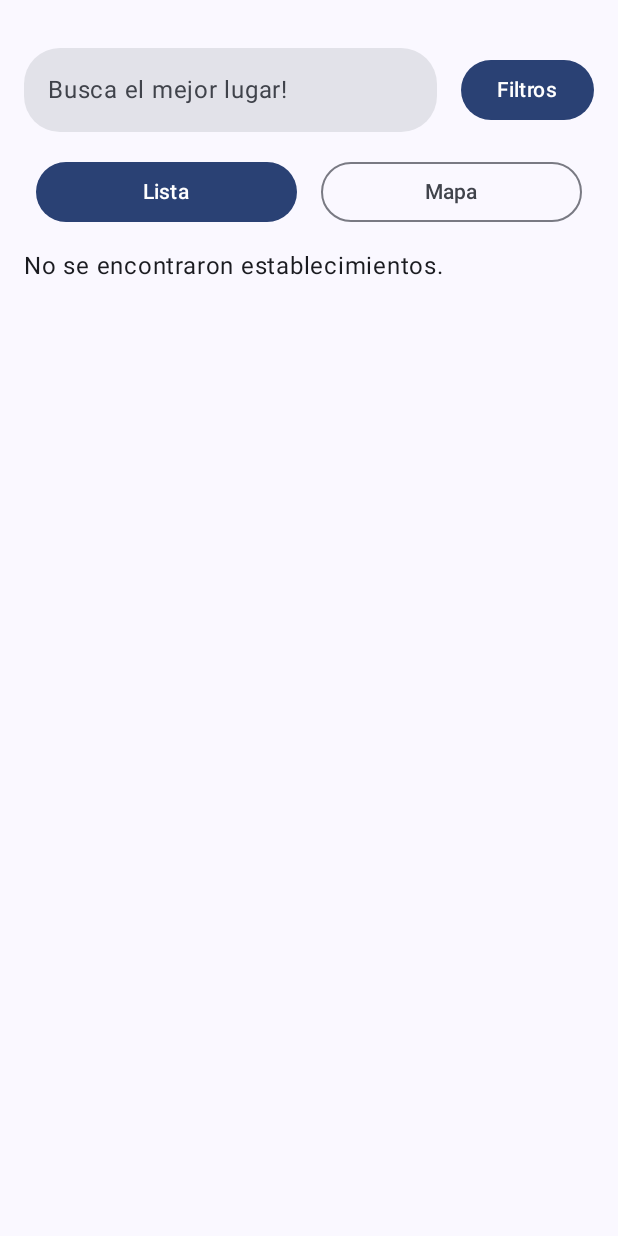
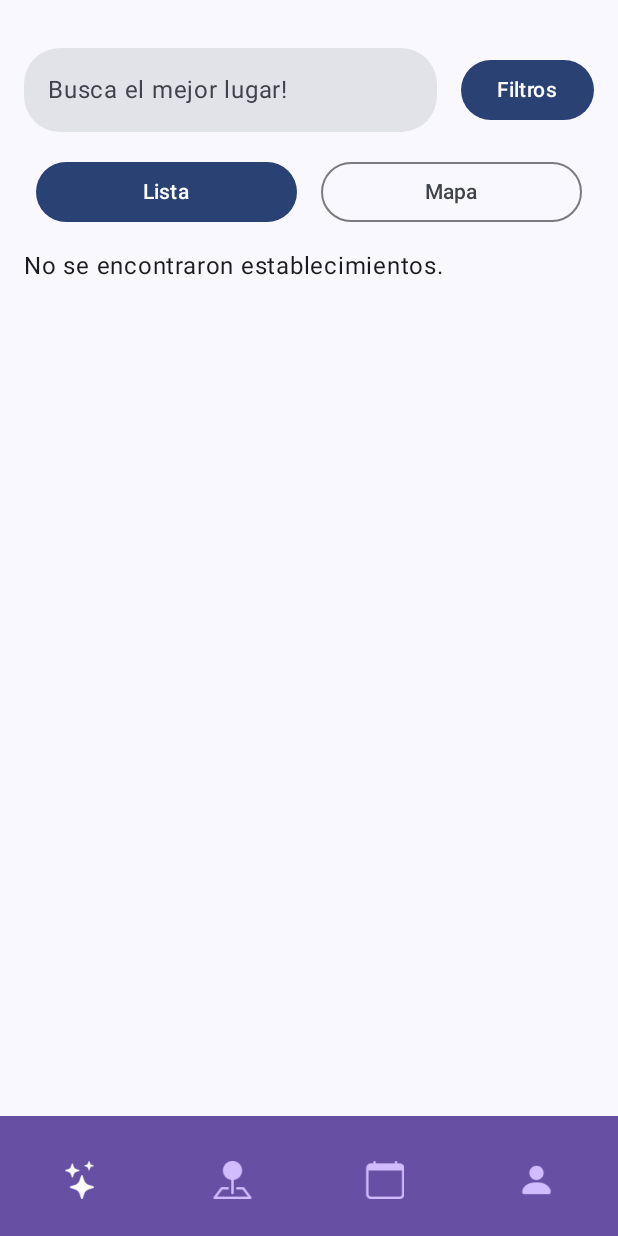
Before and after one commit to Santiago0212004/UniStyle, an Android app built with Jetpack Compose: the MyNavigationBar screen opened through its navigation route, on a phone screen of 412 x 824 dp. Run offline under Robolectric (Android 15) with nearby library versions, the phone set to English and light mode, and no system bars; our stand-ins replace Firebase (no records; nobody signed in at launch, a user with empty details on screens opened directly), livedata-compose.

Commit message:
Se añadio una barra de navegacion

```diff
--- a/app/build.gradle.kts
+++ b/app/build.gradle.kts
@@ -76,4 +76,5 @@ dependencies {
     debugImplementation(libs.ui.tooling)
     debugImplementation(libs.ui.test.manifest)
 
+    implementation("androidx.navigation:navigation-compose:2.7.6")
 }
--- /dev/null
+++ b/app/src/main/java/com/example/unistylejc/BottonBarScreen.kt
@@ -0,0 +1,8 @@
+package com.example.unistylejc
+
+sealed class BottonBarScreen (val screen: String){
+    data object CustomerDiscover: BottonBarScreen("CustomerDiscoverScreen")
+    data object CustomerReservation: BottonBarScreen( "MainCustomerScreen")
+    data object ReservationCalendar: BottonBarScreen("CustomerReservationCalendarScreen")
+    data object CustomerProfile: BottonBarScreen("CustomerProfileScreen")
+}
--- a/app/src/main/java/com/example/unistylejc/MainActivity.kt
+++ b/app/src/main/java/com/example/unistylejc/MainActivity.kt
@@ -5,20 +5,40 @@ import android.os.Bundle
 import androidx.activity.ComponentActivity
 import androidx.activity.compose.setContent
 import androidx.compose.foundation.layout.fillMaxSize
+import androidx.compose.foundation.layout.padding
+import androidx.compose.foundation.layout.size
+import androidx.compose.material.icons.Icons
+import androidx.compose.material.icons.filled.Home
+import androidx.compose.material.icons.filled.Search
+import androidx.compose.material3.BottomAppBar
+import androidx.compose.material3.Icon
+import androidx.compose.material3.IconButton
 import androidx.compose.material3.MaterialTheme
+import androidx.compose.material3.NavigationBar
+import androidx.compose.material3.Scaffold
 import androidx.compose.material3.Surface
 import androidx.compose.runtime.Composable
+import androidx.compose.runtime.mutableStateOf
+import androidx.compose.runtime.remember
 import androidx.compose.ui.Modifier
+import androidx.compose.ui.graphics.Color
+import androidx.compose.ui.platform.LocalContext
 import androidx.compose.ui.tooling.preview.Preview
+import androidx.compose.ui.unit.dp
 import androidx.navigation.NavHostController
 import androidx.navigation.compose.NavHost
 import androidx.navigation.compose.composable
 import androidx.navigation.compose.rememberNavController
+import com.example.unistylejc.screens.CustomerDiscoverScreen
+import com.example.unistylejc.screens.CustomerProfileScreen
+import com.example.unistylejc.screens.CustomerReservationCalendarScreen
 import com.example.unistylejc.screens.LoginScreen
 import com.example.unistylejc.screens.MainCustomerScreen
 import com.example.unistylejc.screens.MainWorkerScreen
 import com.example.unistylejc.screens.SignUpScreen
 import com.example.unistylejc.screens.UploadPictureScreen
+import com.example.unistylejc.screens.MyNavigationBar
+import com.example.unistylejc.ui.theme.Purple40
 import com.example.unistylejc.ui.theme.UniStyleJCTheme
 
 class MainActivity : ComponentActivity() {
@@ -42,7 +62,8 @@ fun App(navController: NavHostController = rememberNavController()){
     NavHost(navController = navController, startDestination = "login") {
         composable("login") { LoginScreen(navController) }
         composable("signup") { SignUpScreen(navController)}
-        composable("customer/main") { MainCustomerScreen(navController) }
+        composable("customer/main") { MyNavigationBar() }
+        //composable("customer/main") { MainCustomerScreen(navController) }
         composable("worker/main") { MainWorkerScreen(navController) }
         composable("uploadPicture") { UploadPictureScreen(navController) }
     }
--- /dev/null
+++ b/app/src/main/java/com/example/unistylejc/screens/MyNavigationBar.kt
@@ -0,0 +1,138 @@
+package com.example.unistylejc.screens
+
+import androidx.compose.foundation.Image
+import androidx.compose.foundation.layout.padding
+import androidx.compose.foundation.layout.size
+import androidx.compose.material3.BottomAppBar
+import androidx.compose.material3.IconButton
+import androidx.compose.material3.Scaffold
+import androidx.compose.runtime.Composable
+import androidx.compose.runtime.mutableStateOf
+import androidx.compose.runtime.remember
+import androidx.compose.ui.Modifier
+import androidx.compose.ui.graphics.Color
+import androidx.compose.ui.graphics.ColorFilter
+import androidx.compose.ui.platform.LocalContext
+import androidx.compose.ui.res.painterResource
+import androidx.compose.ui.unit.dp
+import androidx.navigation.compose.NavHost
+import androidx.navigation.compose.composable
+import androidx.navigation.compose.rememberNavController
+import com.example.unistylejc.BottonBarScreen
+import com.example.unistylejc.R
+import com.example.unistylejc.ui.theme.Purple40
+import com.example.unistylejc.ui.theme.Purple80
+
+@Composable
+fun MyNavigationBar(){
+
+    val navBarController = rememberNavController()
+    val contextNavBar = LocalContext.current.applicationContext
+    val stars = painterResource(R.drawable.stars)
+    val pinmap = painterResource(R.drawable.pinmap)
+    val calendar = painterResource(R.drawable.calendar)
+    val profile = painterResource(R.drawable.perfil)
+    val selected = remember { mutableStateOf(stars) }
+    Scaffold(
+        bottomBar = {
+            BottomAppBar(
+                containerColor = Purple40
+            ){
+                IconButton(
+                    onClick = {
+                        selected.value = stars
+                        navBarController.navigate(BottonBarScreen.CustomerDiscover.screen){
+                            popUpTo(0)
+                        }
+                    },
+                    modifier = Modifier.weight(1f)
+                ){
+                    Image(
+                        painter = stars,
+                        contentDescription = null,
+                        modifier = Modifier.size(26.dp),
+                        colorFilter = if(selected.value == stars){
+                            ColorFilter.tint(Color.White)
+                        }else{
+                            ColorFilter.tint(Purple80)
+                        }
+                    )
+                }
+
+                IconButton(
+                    onClick = {
+                        selected.value = pinmap
+                        navBarController.navigate(BottonBarScreen.CustomerReservation.screen){
+                            popUpTo(0)
+                        }
+                    },
+                    modifier = Modifier.weight(1f)
+                ){
+                    Image(
+                        painter = pinmap,
+                        contentDescription = null,
+                        modifier = Modifier.size(26.dp),
+                        colorFilter = if(selected.value == pinmap){
+                            ColorFilter.tint(Color.White)
+                        }else{
+                            ColorFilter.tint(Purple80)
+                        }
+                    )
+                }
+
+                IconButton(
+                    onClick = {
+                        selected.value = calendar
+                        navBarController.navigate(BottonBarScreen.ReservationCalendar.screen){
+                            popUpTo(0)
+                        }
+                    },
+                    modifier = Modifier.weight(1f)
+                ){
+                    Image(
+                        painter = calendar,
+                        contentDescription = null,
+                        modifier = Modifier.size(26.dp),
+                        colorFilter = if(selected.value == calendar){
+                            ColorFilter.tint(Color.White)
+                        }else{
+                            ColorFilter.tint(Purple80)
+                        }
+                    )
+                }
+
+                IconButton(
+                    onClick = {
+                        selected.value = profile
+                        navBarController.navigate(BottonBarScreen.CustomerProfile.screen){
+                            popUpTo(0)
+                        }
+                    },
+                    modifier = Modifier.weight(1f)
+                ){
+                    Image(
+                        painter = profile,
+                        contentDescription = null,
+                        modifier = Modifier.size(26.dp),
+                        colorFilter = if(selected.value == profile){
+                            ColorFilter.tint(Color.White)
+                        }else{
+                            ColorFilter.tint(Purple80)
+                        }
+                    )
+                }
+            }
+        }
+    ) {paddingValues ->
+        NavHost(navController = navBarController,
+            startDestination = BottonBarScreen.CustomerReservation.screen,
+            modifier = Modifier.padding(paddingValues)){
+            composable(BottonBarScreen.CustomerDiscover.screen){ CustomerDiscoverScreen() }
+            composable(BottonBarScreen.CustomerReservation.screen){ MainCustomerScreen(navBarController)}
+            composable(BottonBarScreen.ReservationCalendar.screen){ CustomerReservationCalendarScreen() }
+            composable(BottonBarScreen.CustomerProfile.screen){ CustomerProfileScreen() }
+        }
+    }
+
+
+}
--- a/gradle/libs.versions.toml
+++ b/gradle/libs.versions.toml
@@ -18,6 +18,7 @@ firebaseStorage = "21.0.0"
 lifecycleRuntimeKtxVersion = "2.7.0"
 mapsCompose = "2.5.3"
 navigationCompose = "2.7.7"
+navigationComposeVersion = "2.4.0-alpha10"
 playServicesMaps = "18.2.0"
 runtimeLivedata = "1.6.7"
 
@@ -27,6 +28,7 @@ androidx-compose-bom-v20240500 = { module = "androidx.compose:compose-bom", vers
 androidx-core-ktx = { group = "androidx.core", name = "core-ktx", version.ref = "coreKtx" }
 androidx-lifecycle-runtime-ktx-v270 = { module = "androidx.lifecycle:lifecycle-runtime-ktx", version.ref = "lifecycleRuntimeKtxVersion" }
 androidx-navigation-compose = { module = "androidx.navigation:navigation-compose", version.ref = "navigationCompose" }
+androidx-navigation-compose-v240alpha10 = { module = "androidx.navigation:navigation-compose", version.ref = "navigationComposeVersion" }
 androidx-runtime-livedata = { module = "androidx.compose.runtime:runtime-livedata", version.ref = "runtimeLivedata" }
 coil-compose = { module = "io.coil-kt:coil-compose", version.ref = "coilCompose" }
 junit = { group = "junit", name = "junit", version.ref = "junit" }
```
Also changed, not shown: app/src/main/java/com/example/unistylejc/screens/CustomerDiscoverScreen.kt (added, +30 -0 lines), app/src/main/java/com/example/unistylejc/screens/CustomerProfileScreen.kt (added, +17 -0 lines), app/src/main/java/com/example/unistylejc/screens/CustomerReservationCalendarScreen.kt (added, +17 -0 lines), app/src/main/java/com/example/unistylejc/screens/MainCustomerScreen.kt (+28 -4 lines), app/src/main/res/drawable/calendar.png (added), app/src/main/res/drawable/perfil.png (added), app/src/main/res/drawable/pinmap.png (added), app/src/main/res/drawable/stars.png (added), 1 other file.
